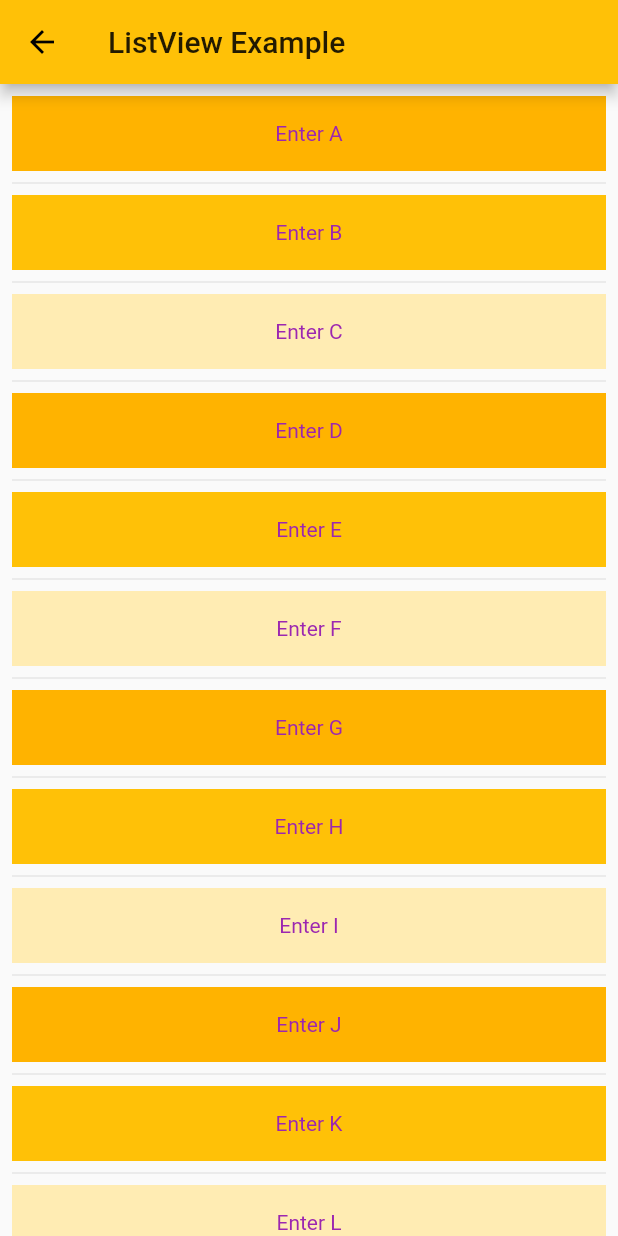
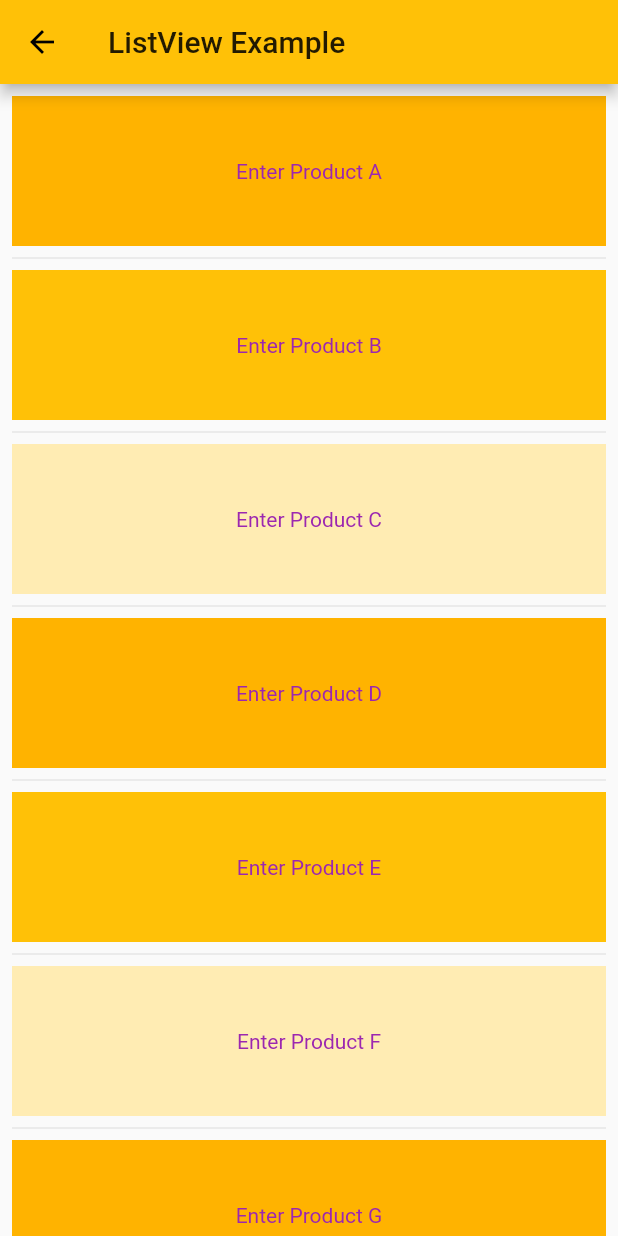
Before and after one commit to is767-1-2021/wipawan, a Flutter app: the ForthPage screen opened by its route, on a phone screen of 412 x 824 dp. Run offline on Flutter 3.47's test engine with Material 2 defaults, Android fonts, the phone set to English and light mode, and no system bars; project files that could hold a hidden picture were left out.

Commit message:
class 6th

```diff
--- a/first_app/lib/main.dart
+++ b/first_app/lib/main.dart
@@ -1,8 +1,8 @@
-import 'package:first_app/pages/fifth_page.dart';
 import 'package:flutter/material.dart';
 
 import 'pages/first_page.dart';
 import 'pages/second_page.dart';
+import 'pages/seventh_page.dart';
 import 'pages/third_page.dart';
 import 'pages/forth_page.dart';
 import 'pages/fifth_page.dart';
@@ -32,6 +32,7 @@
         '/4': (context) => ForthPage(),
         '/5': (context) => FifthPage(),
         '/6': (context) => SixthPage(),
+        '/7': (context) => SeventhPage(),
       },
     );
   }
--- a/first_app/lib/pages/fifth_page.dart
+++ b/first_app/lib/pages/fifth_page.dart
@@ -9,7 +9,7 @@
       ),
       body: GridView.count(
         crossAxisCount: 2,
-        children: List.generate(6, (index) {
+        children: List.generate(7, (index) {
           return InkWell(
             onTap: () {
               Navigator.pushNamed(context, '/${index + 1}');
--- a/first_app/lib/pages/forth_page.dart
+++ b/first_app/lib/pages/forth_page.dart
@@ -29,11 +29,11 @@
         padding: EdgeInsets.all(8.0),
         itemCount: entries.length,
         itemBuilder: (context, index) {
-          return Container(
-            height: 50,
-            color: Colors.amber[colorCodes[index % 3]],
-            child: Center(
-              child: Text('Enter ${entries[index]}'),
+          return ProductTile(
+            item: ProductItem(
+              name: 'Product ${entries[index]}',
+              price: '25 USD',
+              colorShade: colorCodes[index % 3],
             ),
           );
         },
@@ -42,3 +42,62 @@
     );
   }
 }
+
+class ProductItem {
+  final String name;
+  final String price;
+  final int colorShade;
+
+  const ProductItem(
+      {Key? key,
+      required this.name,
+      required this.price,
+      required this.colorShade});
+}
+
+class ProductTile extends StatelessWidget {
+  final ProductItem item;
+  const ProductTile({Key? key, required this.item}) : super(key: key);
+
+  @override
+  Widget build(BuildContext context) {
+    return GestureDetector(
+      onTap: () {
+        Navigator.push(
+          context,
+          MaterialPageRoute(
+            builder: (context) => ProductDetail(item: item),
+          ),
+        );
+      },
+      child: Container(
+        height: 100,
+        color: Colors.amber[item.colorShade],
+        child: Center(
+          child: Text('Enter ${item.name}'),
+        ),
+      ),
+    );
+  }
+}
+
+class ProductDetail extends StatelessWidget {
+  final ProductItem item;
+  const ProductDetail({Key? key, required this.item}) : super(key: key);
+
+  @override
+  Widget build(BuildContext context) {
+    return Scaffold(
+      appBar: AppBar(
+        title: Text('Product Deatil'),
+      ),
+      body: Column(
+        mainAxisAlignment: MainAxisAlignment.center,
+        children: [
+          Text('Product Name: ${item.name}'),
+          Text('Price: ${item.price}'),
+        ],
+      ),
+    );
+  }
+}
--- a/first_app/lib/pages/sixth_page.dart
+++ b/first_app/lib/pages/sixth_page.dart
@@ -89,9 +89,13 @@
             onPressed: () {
               if (_formKey.currentState!.validate()) {
                 _formKey.currentState!.save();
+
+                var response = 'Good Job = $_firstName $_lastName $_age';
                 ScaffoldMessenger.of(context).showSnackBar(SnackBar(
-                  content: Text('Good Job = $_firstName $_lastName $_age'),
+                  content: Text(response),
                 ));
+
+                Navigator.pop(context, response);
               }
             },
             child: Text('Validate'),
```
Also changed, not shown: first_app/lib/pages/first_page.dart (+46 -3 lines), first_app/lib/pages/seventh_page.dart (added, +54 -0 lines).
